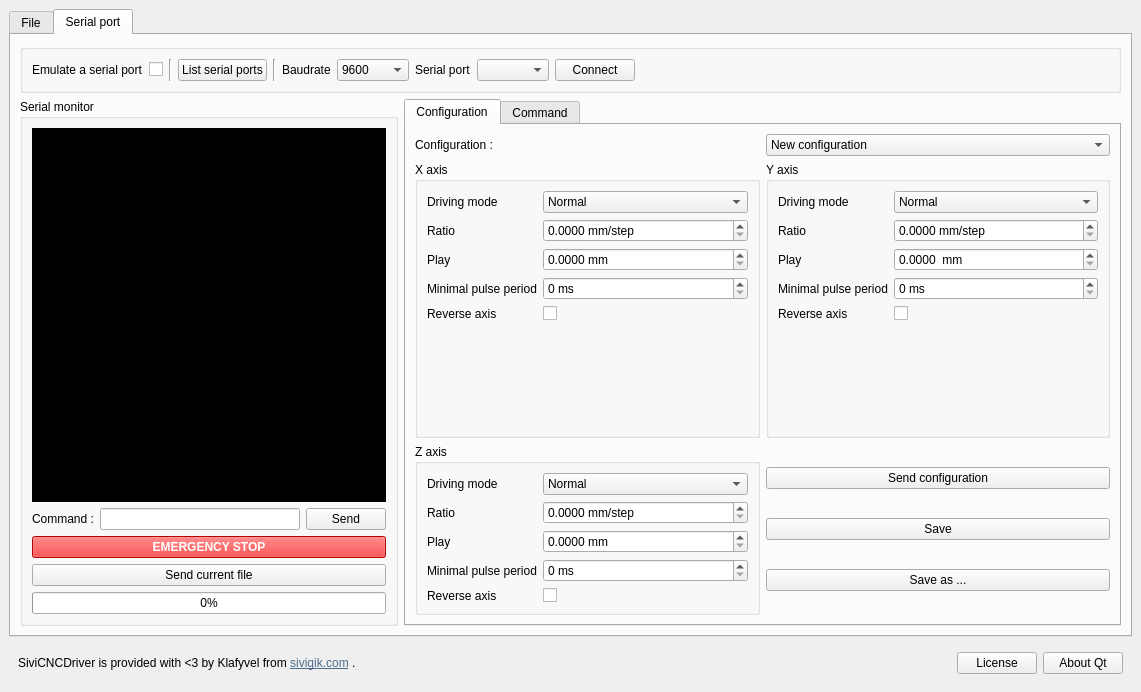
Above: sivicncdriver/ui/main_window.ui from Klafyvel/SiviCNCDriver before the change. Below: the same form after it.
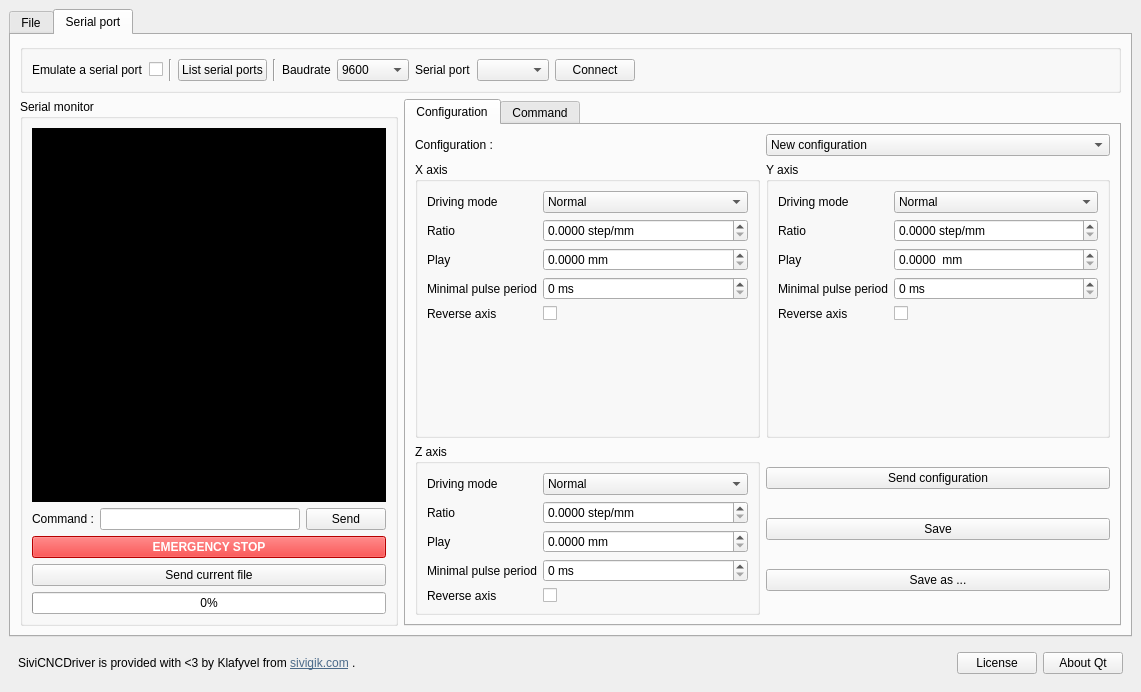
That is the form after the change. The open tabs and pages were chosen to show the change. Icons and pictures are not drawn.

```diff
--- a/sivicncdriver/ui/main_window.ui
+++ b/sivicncdriver/ui/main_window.ui
@@ -538,7 +538,7 @@
                  <item row="1" column="1">
                   <widget class="QDoubleSpinBox" name="ratio_y">
                    <property name="suffix">
-                    <string> mm/step</string>
+                    <string> step/mm</string>
                    </property>
                    <property name="decimals">
                     <number>4</number>
@@ -637,7 +637,7 @@
                  <item row="1" column="1">
                   <widget class="QDoubleSpinBox" name="ratio_x">
                    <property name="suffix">
-                    <string> mm/step</string>
+                    <string> step/mm</string>
                    </property>
                    <property name="decimals">
                     <number>4</number>
@@ -767,7 +767,7 @@
                  <item row="1" column="1">
                   <widget class="QDoubleSpinBox" name="ratio_z">
                    <property name="suffix">
-                    <string> mm/step</string>
+                    <string> step/mm</string>
                    </property>
                    <property name="decimals">
                     <number>4</number>
```
